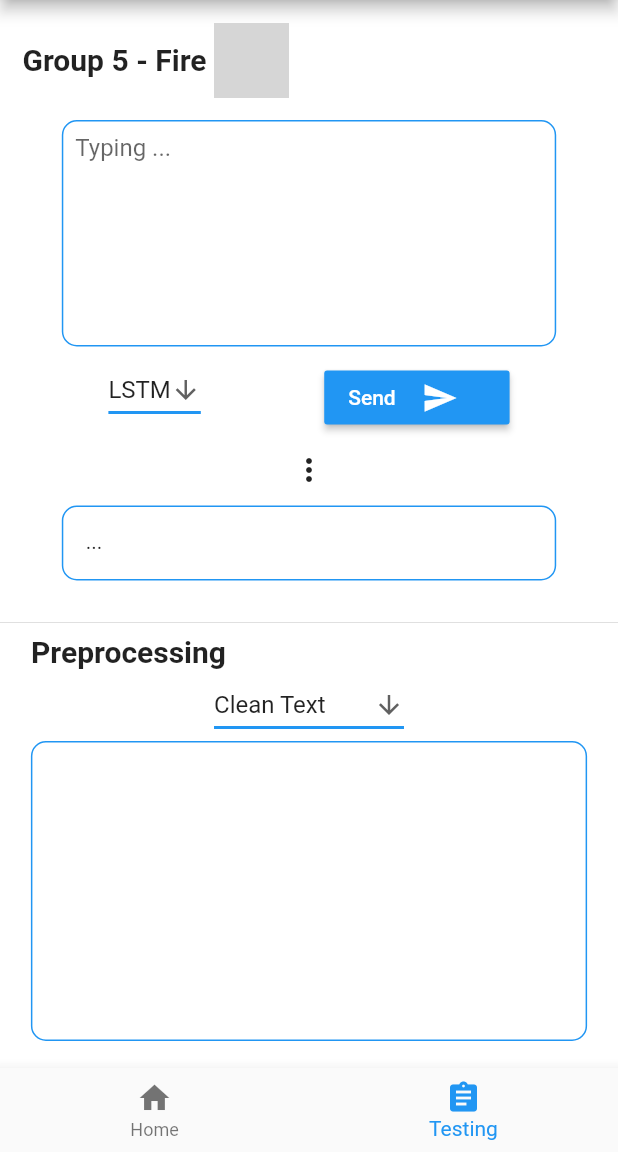
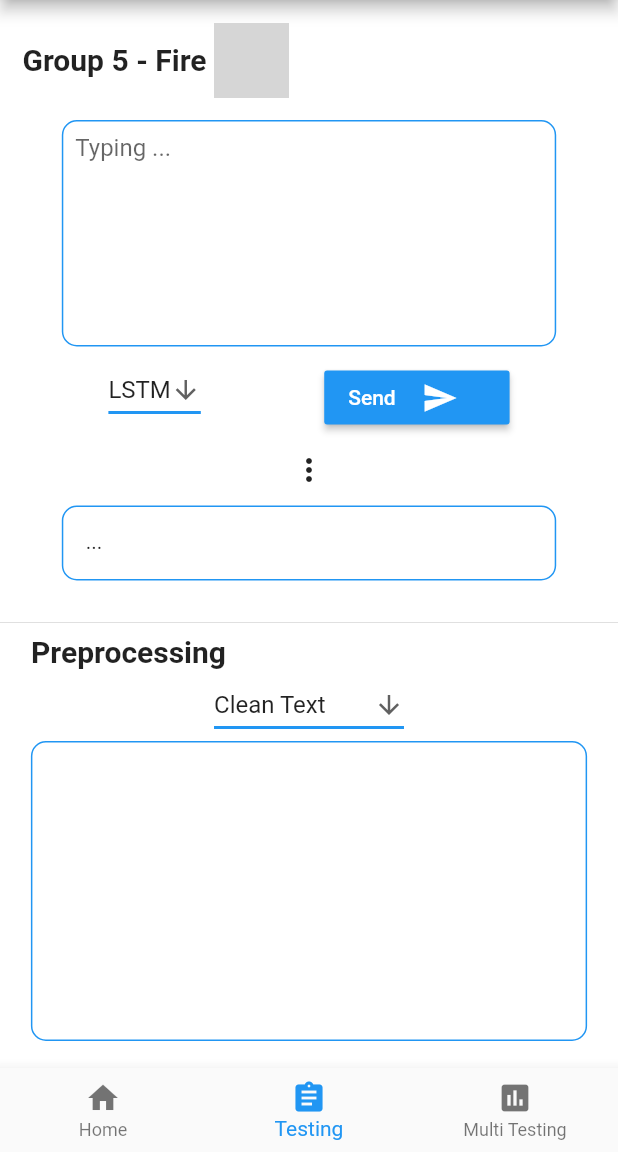
Before and after one commit to bigdog156/Youtube_Spam_Flutter, a Flutter app: the screen it shows after launch, item 2 of the bottom bar chosen, on a phone screen of 412 x 824 dp, the part 84-1236 px from its top. Run offline on Flutter 3.47's test engine with Material 2 defaults, Android fonts, the phone set to English and light mode, and no system bars; our stand-ins replace dio; grey boxes are pictures that could not be loaded.

Commit message:
Update UI predict all

```diff
--- a/lib/main.dart
+++ b/lib/main.dart
@@ -1,4 +1,5 @@
 import 'package:Youtube_Spam/model/algorithm.dart';
+import 'package:Youtube_Spam/page/config_page.dart';
 import 'package:Youtube_Spam/page/page_home.dart';
 import 'package:Youtube_Spam/page/youtube_page.dart';
 import 'package:flutter/material.dart';
@@ -23,7 +24,14 @@ class MyApp extends StatelessWidget {
         primarySwatch: Colors.blue,
         visualDensity: VisualDensity.adaptivePlatformDensity,
       ),
-      home: MyHomePage(),
+//      home: MyHomePage(),
+      initialRoute: '/',
+      routes: {
+        // When navigating to the "/" route, build the FirstScreen widget.
+        '/': (context) => MyHomePage(),
+        // When navigating to the "/second" route, build the SecondScreen widget.
+        '/config': (context) => ConfigPage(),
+      },
     );
   }
 }
--- a/lib/model/algorithm.dart
+++ b/lib/model/algorithm.dart
@@ -3,6 +3,7 @@ import 'package:flutter/cupertino.dart';
 class Algorithm extends ChangeNotifier{
   String algorithm = 'LSTM';
   String preProcessText = 'Clean Text';
+  String url = "http://127.0.0.1:1998/";
   void changeAlgorithm(String algo){
     this.algorithm = algo;
     notifyListeners();
@@ -12,4 +13,8 @@ class Algorithm extends ChangeNotifier{
     this.preProcessText = pre;
     notifyListeners();
   }
+  void changeUrl(String url){
+    this.url = "http://"+url;
+    notifyListeners();
+  }
 }
--- /dev/null
+++ b/lib/model/items.dart
@@ -0,0 +1,25 @@
+import 'dart:convert';
+
+Items itemsFromJson(String str) => Items.fromJson(json.decode(str));
+
+String itemsToJson(Items data) => json.encode(data.toJson());
+
+class Items {
+  Items({
+    this.multi,
+    this.results,
+  });
+
+  String multi;
+  List<List<dynamic>> results;
+
+  factory Items.fromJson(Map<String, dynamic> json) => Items(
+    multi: json["Multi"],
+    results: List<List<dynamic>>.from(json["results"].map((x) => List<dynamic>.from(x.map((x) => x)))),
+  );
+
+  Map<String, dynamic> toJson() => {
+    "Multi": multi,
+    "results": List<dynamic>.from(results.map((x) => List<dynamic>.from(x.map((x) => x)))),
+  };
+}
--- /dev/null
+++ b/lib/model/multi_predict.dart
@@ -0,0 +1,21 @@
+import 'dart:convert';
+
+Multi multiFromJson(String str) => Multi.fromJson(json.decode(str));
+
+String multiToJson(Multi data) => json.encode(data.toJson());
+
+class Multi {
+  Multi({
+    this.multi,
+  });
+
+  String multi;
+
+  factory Multi.fromJson(Map<String, dynamic> json) => Multi(
+    multi: json["Multi"],
+  );
+
+  Map<String, dynamic> toJson() => {
+    "Multi": multi,
+  };
+}
--- a/lib/page/page_testing.dart
+++ b/lib/page/page_testing.dart
@@ -1,6 +1,7 @@
 import 'package:Youtube_Spam/model/algorithm.dart';
 import 'package:Youtube_Spam/widgets/dropdown_basic.dart';
 import 'package:Youtube_Spam/widgets/dropdown_button.dart';
+import 'package:Youtube_Spam/widgets/title_group.dart';
 import 'package:flutter/material.dart';
 import 'package:Youtube_Spam/repo/repo_api.dart';
 import 'package:Youtube_Spam/model/result.dart';
@@ -32,6 +33,13 @@ class _PageMainState extends State<PageMain> {
   void didChangeDependencies() {
     // TODO: implement didChangeDependencies
     super.didChangeDependencies();
+    apiRepo = ApiRepo(urlApi: Provider.of<Algorithm>(context).url);
+  }
+  @override
+  void dispose() {
+    // TODO: implement dispose
+    super.dispose();
+    editingController.dispose();
   }
   @override
   Widget build(BuildContext context) {
@@ -42,7 +50,7 @@ class _PageMainState extends State<PageMain> {
           child: Column(
             crossAxisAlignment: CrossAxisAlignment.center,
             children: <Widget>[
-              titleGroup(),
+              TitleGroup(),
               formInputTest(),
               Row(
                 mainAxisAlignment: MainAxisAlignment.spaceEvenly,
@@ -103,20 +111,20 @@ class _PageMainState extends State<PageMain> {
       },
       itemBuilder: (BuildContext context) => <PopupMenuEntry<String>>[
         const PopupMenuItem<String>(
-          value: 'LIKE THIS COMMENT IF YOU ARE WATCHING.',
-          child: Text('Example1 - Spam'),
+          value: "hey guys!! visit my channel pleaase (i'm searching a dream), https://www.youtube.com/watch?, nanidefk@gmail.com, 888.888.8888, 100.000 ",
+          child: Text('Example1'),
         ),
         const PopupMenuItem<String>(
           value: 'Such a shame that this song didnt reach 1B in 10 years',
-          child: Text('Example2 - NoSpam'),
+          child: Text('Example2'),
         ),
         const PopupMenuItem<String>(
           value: 'I just remembered the song because of Alvin',
-          child: Text('Example3 - NoSpam'),
+          child: Text('Example3'),
         ),
         const PopupMenuItem<String>(
           value: 'Take a look at this video on YouTube',
-          child: Text('Example4 - Spam'),
+          child: Text('Example4'),
         ),
       ],
     );
@@ -177,25 +185,6 @@ class _PageMainState extends State<PageMain> {
     );
   }
 
-  Widget titleGroup(){
-    return Container(
-      padding: EdgeInsets.all(15),
-      child: Row(
-        children: <Widget>[
-          Text("Group 5 - Fire ", style: TextStyle(
-            fontSize: 20,
-            fontWeight: FontWeight.bold
-          ),
-          ),
-          Container(
-              width: 50,
-              height: 50,
-              child: Image.asset('fire1.png', fit: BoxFit.fill,)
-          )
-        ],
-      ),
-    );
-  }
   Widget formInputTest(){
     return Container(
       width: MediaQuery.of(context).size.width*0.8,
@@ -222,7 +211,6 @@ class _PageMainState extends State<PageMain> {
 
   Widget resultWidget(){
     return Container(
-//      margin: EdgeInsets.only(left: 10),
       height: 50,
       width: MediaQuery.of(context).size.width* 0.8,
       decoration: BoxDecoration(
--- a/lib/page/youtube_page.dart
+++ b/lib/page/youtube_page.dart
@@ -14,7 +14,8 @@ class _YoutubeSpamPageState extends State<YoutubeSpamPage> {
 
   List<Widget> _list = [
     PageHome(),
-    PageMain()
+    PageMain(),
+    PageMultiTask()
   ];
   int _currentIndex = 0;
   @override
@@ -51,6 +52,10 @@ class _YoutubeSpamPageState extends State<YoutubeSpamPage> {
           BottomNavigationBarItem(
             icon: Icon(Icons.assignment),
             title: Text('Testing')
+          ),
+          BottomNavigationBarItem(
+              icon: Icon(Icons.assessment),
+              title: Text('Multi Testing')
           )
         ],
       )
--- a/lib/repo/repo_api.dart
+++ b/lib/repo/repo_api.dart
@@ -1,3 +1,4 @@
+import 'package:Youtube_Spam/model/multi_predict.dart';
 import 'package:dio/dio.dart';
 import 'package:Youtube_Spam/model/result.dart';
 import 'dart:async';
@@ -8,6 +9,17 @@ class ApiRepo{
   Future<int> getTest() async{
     Response response = await Dio().get(urlApi);
     return response.statusCode;
+  }
+  Future<Multi> getMultiPredict(String method, int id) async{
+    Response response = await Dio().post(urlApi+"/multipredict",
+      data: {
+        "method":method,
+        "id": id
+      }
+    );
+    Multi multi = multiFromJson(response.toString());
+    print(multi);
+    return multi;
   }
   Future<Result> getResultNP(String data) async{
     Response response = await Dio().post(urlApi+"/np",
--- /dev/null
+++ b/lib/widgets/title_group.dart
@@ -0,0 +1,24 @@
+import 'package:flutter/material.dart';
+
+class TitleGroup extends StatelessWidget {
+  @override
+  Widget build(BuildContext context) {
+    return Container(
+      padding: EdgeInsets.all(15),
+      child: Row(
+        children: <Widget>[
+          Text("Group 5 - Fire ", style: TextStyle(
+              fontSize: 20,
+              fontWeight: FontWeight.bold
+          ),
+          ),
+          Container(
+              width: 50,
+              height: 50,
+              child: Image.asset('fire1.png', fit: BoxFit.fill,)
+          )
+        ],
+      ),
+    );
+  }
+}
```
Also changed, not shown: lib/model/item_main.dart (deleted, +0 -14 lines), lib/page/config_page.dart (added, +89 -0 lines), lib/page/page_home.dart (+18 -2 lines), lib/page/page_list_comments.dart (+119 -36 lines).
